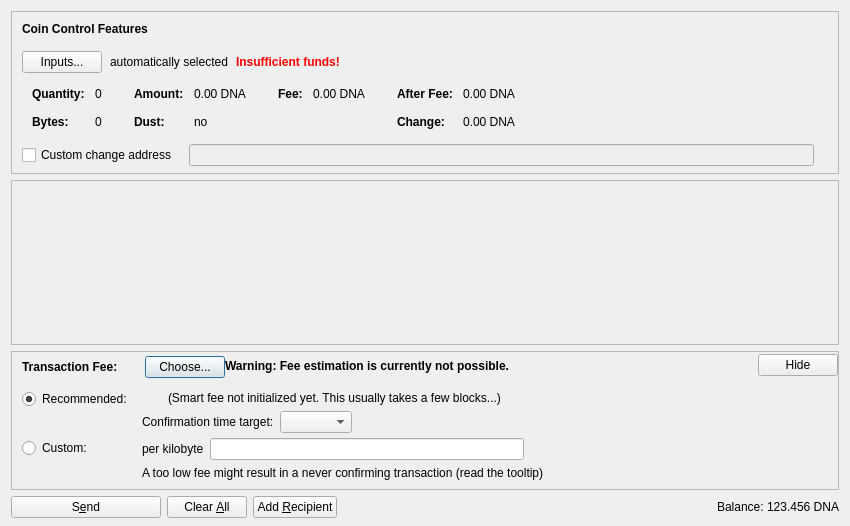
Above: src/qt/forms/sendcoinsdialog.ui from minblock/workcoin before the change. Below: the same form after it.
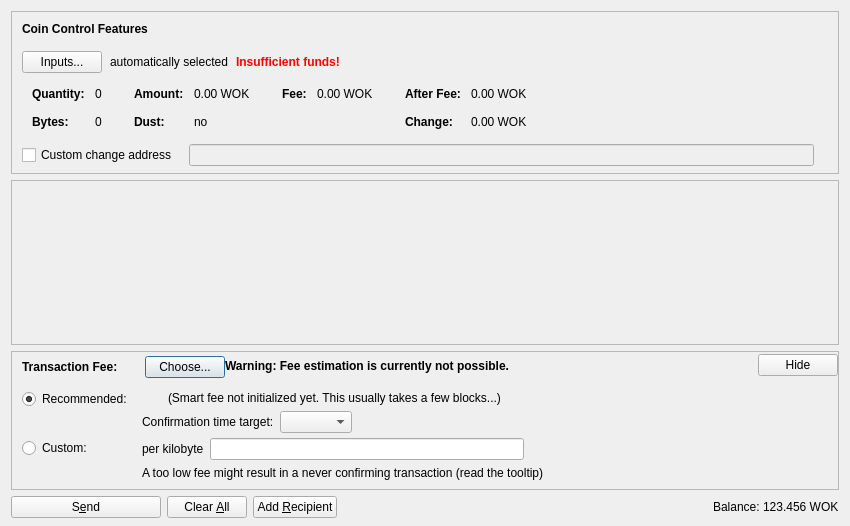
That is the form after the change. Icons and pictures are not drawn. Custom widgets are drawn as their Qt base class.

Patch:
```diff
--- a/src/qt/forms/sendcoinsdialog.ui
+++ b/src/qt/forms/sendcoinsdialog.ui
@@ -324,7 +324,7 @@
                   <enum>Qt::ActionsContextMenu</enum>
                  </property>
                  <property name="text">
-                  <string notr="true">0.00 DNA</string>
+                  <string notr="true">0.00 WOK</string>
                  </property>
                  <property name="textInteractionFlags">
                   <set>Qt::LinksAccessibleByMouse|Qt::TextSelectableByKeyboard|Qt::TextSelectableByMouse</set>
@@ -404,7 +404,7 @@
                   <enum>Qt::ActionsContextMenu</enum>
                  </property>
                  <property name="text">
-                  <string notr="true">0.00 DNA</string>
+                  <string notr="true">0.00 WOK</string>
                  </property>
                  <property name="textInteractionFlags">
                   <set>Qt::LinksAccessibleByMouse|Qt::TextSelectableByKeyboard|Qt::TextSelectableByMouse</set>
@@ -455,7 +455,7 @@
                   <enum>Qt::ActionsContextMenu</enum>
                  </property>
                  <property name="text">
-                  <string notr="true">0.00 DNA</string>
+                  <string notr="true">0.00 WOK</string>
                  </property>
                  <property name="textInteractionFlags">
                   <set>Qt::LinksAccessibleByMouse|Qt::TextSelectableByKeyboard|Qt::TextSelectableByMouse</set>
@@ -484,7 +484,7 @@
                   <enum>Qt::ActionsContextMenu</enum>
                  </property>
                  <property name="text">
-                  <string notr="true">0.00 DNA</string>
+                  <string notr="true">0.00 WOK</string>
                  </property>
                  <property name="textInteractionFlags">
                   <set>Qt::LinksAccessibleByMouse|Qt::TextSelectableByKeyboard|Qt::TextSelectableByMouse</set>
@@ -1204,7 +1204,7 @@
           <cursorShape>IBeamCursor</cursorShape>
          </property>
          <property name="text">
-          <string notr="true">123.456 DNA</string>
+          <string notr="true">123.456 WOK</string>
          </property>
          <property name="textInteractionFlags">
           <set>Qt::LinksAccessibleByMouse|Qt::TextSelectableByKeyboard|Qt::TextSelectableByMouse</set>
```
